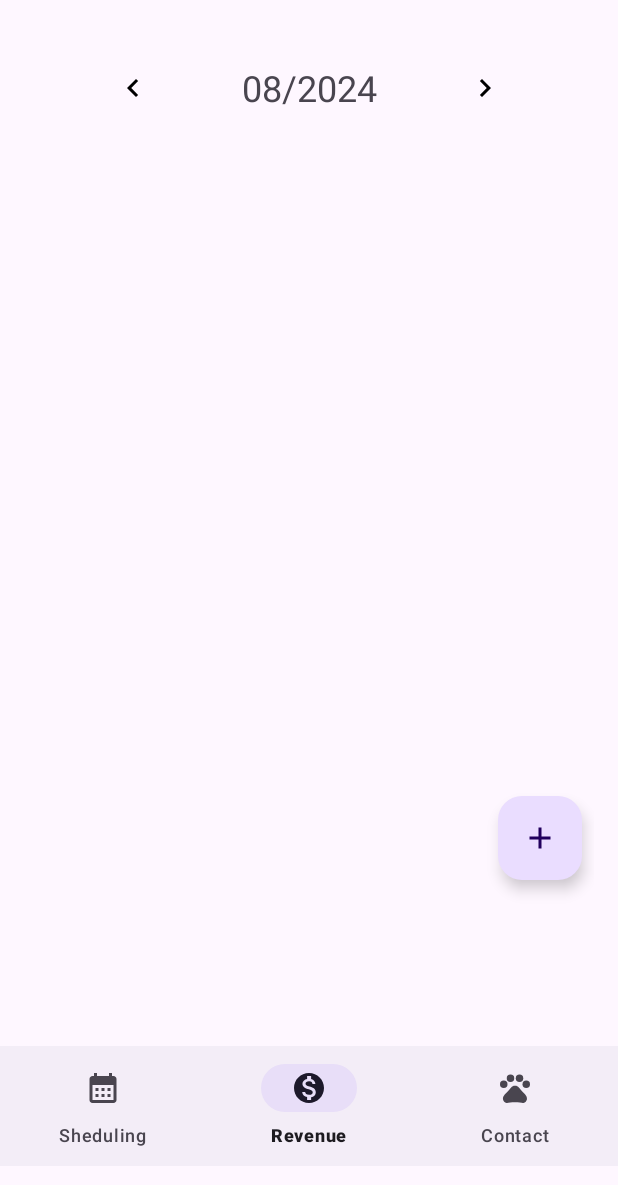
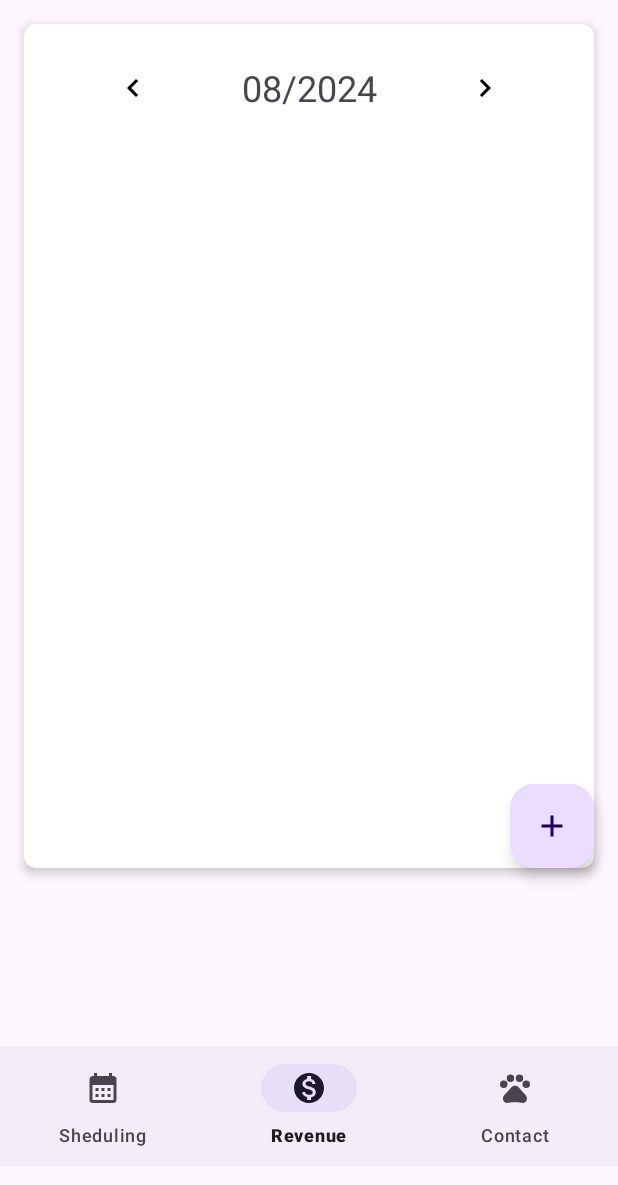
Before and after one commit to ArtRagazzi/WePets, an Android app: the screen it shows after launch (MainActivity), item 2 of the bottom bar chosen, on a phone screen of 412 x 824 dp. Shown: the top 1185 px of the screen. Run offline under Robolectric (Android 15) with nearby library versions, the phone set to English and light mode, and no system bars; our stand-ins replace Room's generated code; pictures from the network do not load.

Commit message:
Ajustado cardview Revenue

```diff
--- a/app/src/main/java/com/example/wepets/adapter/RevenueAdapter.kt
+++ b/app/src/main/java/com/example/wepets/adapter/RevenueAdapter.kt
@@ -27,7 +27,7 @@ class RevenueAdapter(private val onItemClickListener: (Revenue)->Unit ):Recycler
             revenueItemBinding.tvName.setText(itemRevenue.name)
             revenueItemBinding.tvValue.setText(itemRevenue.value.toString())
 
-            revenueItemBinding.root.setOnClickListener {
+            revenueItemBinding.ibDelete.setOnClickListener {
                 onItemClickListener(itemRevenue)
             }
 
--- a/app/src/main/java/com/example/wepets/db/dao/RevenueDao.kt
+++ b/app/src/main/java/com/example/wepets/db/dao/RevenueDao.kt
@@ -26,5 +26,4 @@ interface RevenueDao {
     @Query("SELECT * FROM revenue WHERE date >= :startDate AND date<= :endDate ORDER BY id")
     fun findByMonth(startDate: String, endDate: String): List<Revenue>
 
-
 }
--- /dev/null
+++ b/app/src/main/res/drawable/ic_save.xml
@@ -0,0 +1,5 @@
+<vector xmlns:android="http://schemas.android.com/apk/res/android" android:height="24dp" android:tint="#000000" android:viewportHeight="24" android:viewportWidth="24" android:width="24dp">
+
+    <path android:fillColor="@android:color/white" android:pathData="M17,3L5,3c-1.11,0 -2,0.9 -2,2v14c0,1.1 0.89,2 2,2h14c1.1,0 2,-0.9 2,-2L21,7l-4,-4zM12,19c-1.66,0 -3,-1.34 -3,-3s1.34,-3 3,-3 3,1.34 3,3 -1.34,3 -3,3zM15,9L5,9L5,5h10v4z"/>
+
+</vector>
--- a/app/src/main/res/layout/fragment_contact.xml
+++ b/app/src/main/res/layout/fragment_contact.xml
@@ -10,7 +10,7 @@
         android:id="@+id/mainLayout"
         android:layout_width="match_parent"
         android:layout_height="match_parent"
-        android:layout_margin="16dp">
+        android:layout_marginBottom="16dp">
 
         <com.google.android.material.textfield.TextInputLayout
             android:id="@+id/tfCustomerSearch"
--- a/app/src/main/res/layout/fragment_revenue.xml
+++ b/app/src/main/res/layout/fragment_revenue.xml
@@ -10,8 +10,24 @@
         android:id="@+id/mainLayout"
         android:layout_width="match_parent"
         android:layout_height="match_parent"
-        android:layout_margin="16dp">
+        android:layout_marginBottom="56dp">
 
+        <androidx.cardview.widget.CardView
+            android:id="@+id/cardView"
+            android:layout_width="0dp"
+            android:layout_height="0dp"
+            android:layout_margin="16dp"
+            app:cardCornerRadius="8dp"
+            app:cardElevation="4dp"
+            app:layout_constraintBottom_toBottomOf="parent"
+            app:layout_constraintEnd_toEndOf="parent"
+            app:layout_constraintStart_toStartOf="parent"
+            app:layout_constraintTop_toTopOf="parent"
+            >
+
+            <androidx.constraintlayout.widget.ConstraintLayout
+                android:layout_width="match_parent"
+                android:layout_height="match_parent">
 
                 <ImageButton
                     android:id="@+id/ibLeft"
@@ -49,26 +65,27 @@
                     app:layout_constraintStart_toEndOf="@+id/tvDate"
                     app:layout_constraintTop_toTopOf="@+id/tvDate" />
 
-        <com.google.android.material.floatingactionbutton.FloatingActionButton
-            android:id="@+id/fabAdd"
-            android:layout_width="wrap_content"
-            android:layout_height="wrap_content"
-            android:layout_marginEnd="8dp"
-            android:layout_marginBottom="48dp"
-            android:src="@drawable/ic_add"
-            app:layout_constraintBottom_toBottomOf="parent"
-            app:layout_constraintEnd_toEndOf="parent" />
-
                 <androidx.recyclerview.widget.RecyclerView
                     android:id="@+id/rvRevenue"
                     android:layout_width="0dp"
                     android:layout_height="0dp"
                     app:layout_constraintBottom_toBottomOf="parent"
                     app:layout_constraintEnd_toEndOf="parent"
-            app:layout_constraintHorizontal_bias="0.5"
                     app:layout_constraintStart_toStartOf="parent"
                     app:layout_constraintTop_toBottomOf="@+id/tvDate" />
 
+            </androidx.constraintlayout.widget.ConstraintLayout>
+        </androidx.cardview.widget.CardView>
+
+        <com.google.android.material.floatingactionbutton.FloatingActionButton
+            android:id="@+id/fabAdd"
+            android:layout_width="wrap_content"
+            android:layout_height="wrap_content"
+            android:layout_marginEnd="16dp"
+            android:layout_marginBottom="16dp"
+            android:src="@drawable/ic_add"
+            app:layout_constraintBottom_toBottomOf="parent"
+            app:layout_constraintEnd_toEndOf="parent" />
 
     </androidx.constraintlayout.widget.ConstraintLayout>
 
```
Also changed, not shown: app/src/main/AndroidManifest.xml (+11 -10 lines), app/src/main/java/com/example/wepets/ui/revenue/RevenueActivity.kt (deleted, +0 -21 lines), app/src/main/java/com/example/wepets/ui/revenue/RevenueFragment.kt (+48 -11 lines), app/src/main/res/layout/activity_revenue.xml (deleted, +0 -10 lines), app/src/main/res/layout/revenue_item.xml (+18 -9 lines). Lines whose indentation alone changed are shown as unchanged.
